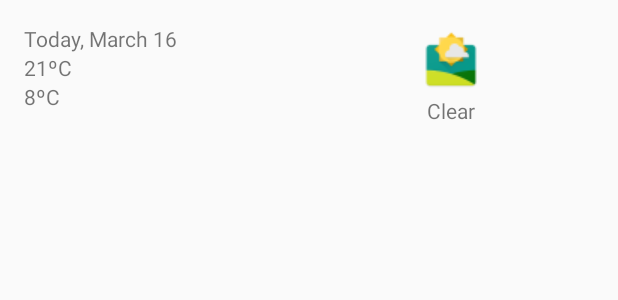
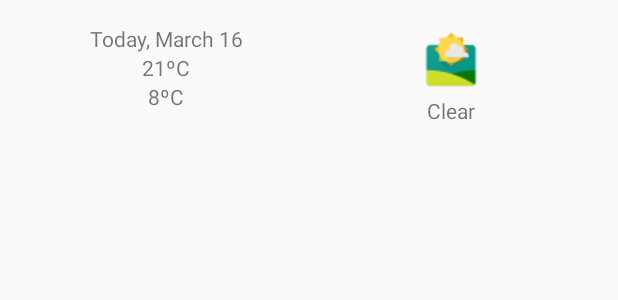
Before and after one commit to GuilleGrande/MySunshine, an Android app: the layout list_item_forecast_today.xml on its own in the app's theme, with its tools: preview values and no code run, on a phone screen of 412 x 824 dp. Shown: the top 300 px of the screen. Run offline under Robolectric (Android 15) with nearby library versions, the phone set to English and light mode, and no system bars.

Commit message:
Added list_item_forecast_today.xml layout to display differently the most recent forecast. Added a string format to display the degree simbol (º) in the temperatures

```diff
--- a/app/src/main/java/com/example/guillermo/mysunshine/DetailActivityFragment.java
+++ b/app/src/main/java/com/example/guillermo/mysunshine/DetailActivityFragment.java
@@ -126,8 +126,8 @@ public class DetailActivityFragment extends Fragment implements LoaderManager.Lo
         String dateStr = Utility.formatDate(data.getLong(COL_WEATHER_DATE));
         String weatherDescription = data.getString(COL_WEATHER_DESC);
         boolean isMetric = Utility.isMetric(getActivity());
-        String highTemp = Utility.formatTemperature(data.getDouble(COL_WEATHER_MAX_TEMP), isMetric);
-        String lowTemp = Utility.formatTemperature(data.getDouble(COL_WEATHER_MIN_TEMP), isMetric);
+        String highTemp = Utility.formatTemperature(getActivity(), data.getDouble(COL_WEATHER_MAX_TEMP), isMetric);
+        String lowTemp = Utility.formatTemperature(getActivity(), data.getDouble(COL_WEATHER_MIN_TEMP), isMetric);
 
         mForecast = String.format("%s - %s - %s/%s", dateStr, weatherDescription, highTemp, lowTemp);
 
--- a/app/src/main/java/com/example/guillermo/mysunshine/Utility.java
+++ b/app/src/main/java/com/example/guillermo/mysunshine/Utility.java
@@ -33,7 +33,7 @@ public class Utility
                                     .equals(context.getString(R.string.pref_units_metric));
     }
 
-    static String formatTemperature(double temperature, boolean isMetric)
+    static String formatTemperature(Context context, double temperature, boolean isMetric)
     {
         double temp;
         if (!isMetric)
@@ -44,7 +44,7 @@ public class Utility
         {
             temp = temperature;
         }
-        return String.format("%.0f", temp);
+        return context.getString(R.string.format_temperature, temp);
     }
 
     static String formatDate(long dateInMilliseconds)
--- a/app/src/main/res/layout/list_item_forecast_today.xml
+++ b/app/src/main/res/layout/list_item_forecast_today.xml
@@ -4,6 +4,7 @@
     android:layout_width="match_parent"
     android:layout_height="wrap_content"
     android:gravity="center_vertical"
+    android:minHeight="?android:attr/listPreferredItemHeight"
     android:orientation="horizontal"
     android:padding="16dp">
 
@@ -18,19 +19,22 @@
             android:id="@+id/list_item_date_txtView"
             android:layout_width="wrap_content"
             android:layout_height="wrap_content"
-            android:text="Today, March 16"/>
+            android:text="Today, March 16"
+            android:layout_gravity="center_horizontal"/>
 
         <TextView
             android:id="@+id/list_item_highTemp_txtView"
             android:layout_width="wrap_content"
             android:layout_height="wrap_content"
-            android:text="21ºC"/>
+            android:text="21ºC"
+            android:layout_gravity="center_horizontal"/>
 
         <TextView
             android:id="@+id/list_item_lowTemp_txtView"
             android:layout_width="wrap_content"
             android:layout_height="wrap_content"
-            android:text="8ºC"/>
+            android:text="8ºC"
+            android:layout_gravity="center_horizontal"/>
 
     </LinearLayout>
 
--- a/app/src/main/res/values/strings.xml
+++ b/app/src/main/res/values/strings.xml
@@ -59,4 +59,9 @@
     <!-- Date format for displaying day of week and date (i.e. Mon Jun 1) [CHAR LIMIT=20] -->
     <string name="format_full_friendly_date"><xliff:g id="day">%1$s</xliff:g>, <xliff:g id="date">%2$s</xliff:g></string>
 
+    <!-- Strings for formatting weather-related data -->
+    <!-- Temperature format [CHAR LIMIT=5 -->
+    <string name="format_temperature"><xliff:g id="temp">%1.0f</xliff:g>\u00B0</string>
+
+
 </resources>
```
Also changed, not shown: app/src/main/java/com/example/guillermo/mysunshine/ForecastAdapter.java (+2 -28 lines).
